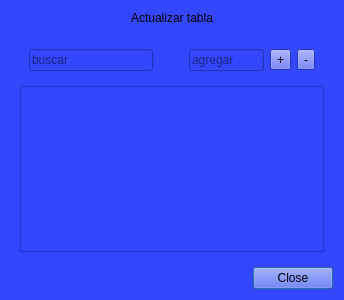
Qt form src/modules/inventory_manager/modifytabledialog.ui (Ing-chuck/Aguara_POS) before a commit.
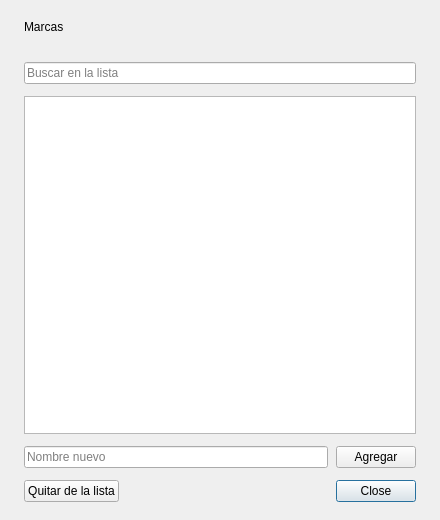
The same form after that commit.

The edit to the form file:
```diff
--- a/src/modules/inventory_manager/modifytabledialog.ui
+++ b/src/modules/inventory_manager/modifytabledialog.ui
@@ -6,134 +6,143 @@
    <rect>
     <x>0</x>
     <y>0</y>
-    <width>344</width>
-    <height>300</height>
+    <width>440</width>
+    <height>520</height>
    </rect>
   </property>
   <property name="windowTitle">
    <string>Dialog</string>
   </property>
-  <property name="styleSheet">
-   <string notr="true">background: rgb(51, 71, 255)</string>
-  </property>
-  <layout class="QVBoxLayout" name="verticalLayout">
+  <layout class="QVBoxLayout" name="dialogLayout">
+   <property name="spacing">
+    <number>12</number>
+   </property>
+   <property name="leftMargin">
+    <number>24</number>
+   </property>
+   <property name="topMargin">
+    <number>20</number>
+   </property>
+   <property name="rightMargin">
+    <number>24</number>
+   </property>
+   <property name="bottomMargin">
+    <number>18</number>
+   </property>
+   <item>
+    <layout class="QVBoxLayout" name="headerLayout">
+     <property name="spacing">
+      <number>2</number>
+     </property>
    <item>
     <widget class="QLabel" name="label_title">
-     <property name="sizePolicy">
-      <sizepolicy hsizetype="Preferred" vsizetype="Maximum">
-       <horstretch>0</horstretch>
-       <verstretch>0</verstretch>
-      </sizepolicy>
-     </property>
      <property name="text">
-      <string>Actualizar tabla</string>
-     </property>
-     <property name="alignment">
-      <set>Qt::AlignCenter</set>
+        <string notr="true">Marcas</string>
+       </property>
+       <property name="role" stdset="0">
+        <string notr="true">title</string>
      </property>
     </widget>
    </item>
    <item>
-    <widget class="QWidget" name="widget" native="true">
-     <layout class="QVBoxLayout" name="verticalLayout_3">
-      <item>
-       <widget class="QWidget" name="widget_2" native="true">
-        <layout class="QHBoxLayout" name="horizontalLayout">
+      <widget class="QLabel" name="label_subtitle">
+       <property name="text">
+        <string notr="true"/>
+       </property>
+       <property name="wordWrap">
+        <bool>true</bool>
+       </property>
+       <property name="role" stdset="0">
+        <string notr="true">subtitle</string>
+       </property>
+      </widget>
+     </item>
+    </layout>
+   </item>
          <item>
           <widget class="QLineEdit" name="lineEdit_search">
            <property name="placeholderText">
-            <string>buscar</string>
-           </property>
-          </widget>
-         </item>
-         <item>
-          <spacer name="horizontalSpacer">
-           <property name="orientation">
-            <enum>Qt::Horizontal</enum>
-           </property>
-           <property name="sizeType">
-            <enum>QSizePolicy::Maximum</enum>
-           </property>
-           <property name="sizeHint" stdset="0">
-            <size>
-             <width>30</width>
-             <height>20</height>
-            </size>
-           </property>
-          </spacer>
-         </item>
-         <item>
-          <widget class="QLineEdit" name="lineEdit_add">
-           <property name="sizePolicy">
-            <sizepolicy hsizetype="Maximum" vsizetype="Fixed">
-             <horstretch>0</horstretch>
-             <verstretch>0</verstretch>
-            </sizepolicy>
-           </property>
-           <property name="minimumSize">
-            <size>
-             <width>50</width>
-             <height>0</height>
-            </size>
-           </property>
-           <property name="maximumSize">
-            <size>
-             <width>75</width>
-             <height>16777215</height>
-            </size>
-           </property>
-           <property name="placeholderText">
-            <string>agregar</string>
-           </property>
-          </widget>
-         </item>
-         <item>
-          <widget class="QToolButton" name="button_add">
-           <property name="text">
-            <string>+</string>
-           </property>
-          </widget>
-         </item>
-         <item>
-          <widget class="QToolButton" name="button_remove">
-           <property name="text">
-            <string>-</string>
-           </property>
-          </widget>
-         </item>
-        </layout>
+      <string>Buscar en la lista</string>
+     </property>
        </widget>
       </item>
       <item>
        <widget class="QTableView" name="tableView">
         <property name="editTriggers">
-         <set>QAbstractItemView::DoubleClicked</set>
+      <set>QAbstractItemView::NoEditTriggers</set>
+     </property>
+     <property name="alternatingRowColors">
+      <bool>true</bool>
         </property>
         <property name="selectionMode">
          <enum>QAbstractItemView::SingleSelection</enum>
         </property>
-        <property name="cornerButtonEnabled">
+     <property name="selectionBehavior">
+      <enum>QAbstractItemView::SelectRows</enum>
+     </property>
+     <property name="showGrid">
          <bool>false</bool>
         </property>
+     <attribute name="horizontalHeaderVisible">
+      <bool>false</bool>
+     </attribute>
         <attribute name="horizontalHeaderStretchLastSection">
          <bool>true</bool>
         </attribute>
+     <attribute name="verticalHeaderVisible">
+      <bool>false</bool>
+     </attribute>
+    </widget>
+   </item>
+   <item>
+    <layout class="QHBoxLayout" name="addLayout">
+     <property name="spacing">
+      <number>8</number>
+     </property>
+     <item>
+      <widget class="QLineEdit" name="lineEdit_add">
+       <property name="placeholderText">
+        <string>Nombre nuevo</string>
+       </property>
+      </widget>
+     </item>
+     <item>
+      <widget class="QPushButton" name="button_add">
+       <property name="text">
+        <string>Agregar</string>
+       </property>
+       <property name="autoDefault">
+        <bool>false</bool>
+       </property>
        </widget>
       </item>
      </layout>
+   </item>
+   <item>
+    <layout class="QHBoxLayout" name="bottomLayout">
+     <item>
+      <widget class="QPushButton" name="button_remove">
+       <property name="text">
+        <string>Quitar de la lista</string>
+       </property>
+       <property name="autoDefault">
+        <bool>false</bool>
+       </property>
+       <property name="role" stdset="0">
+        <string notr="true">danger</string>
+       </property>
     </widget>
    </item>
    <item>
     <widget class="QDialogButtonBox" name="buttonBox">
-     <property name="orientation">
-      <enum>Qt::Horizontal</enum>
-     </property>
      <property name="standardButtons">
       <set>QDialogButtonBox::Close</set>
      </property>
     </widget>
    </item>
   </layout>
+   </item>
+  </layout>
  </widget>
  <resources/>
  <connections>
```
Left out of the diff: 28 changed lines with no effect on the pictures. Lines whose indentation alone changed are shown as unchanged.
